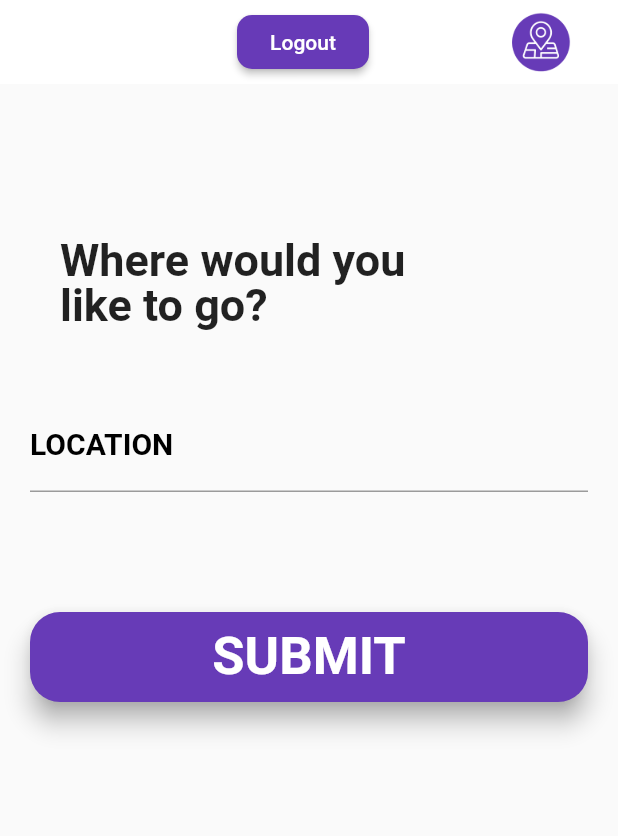
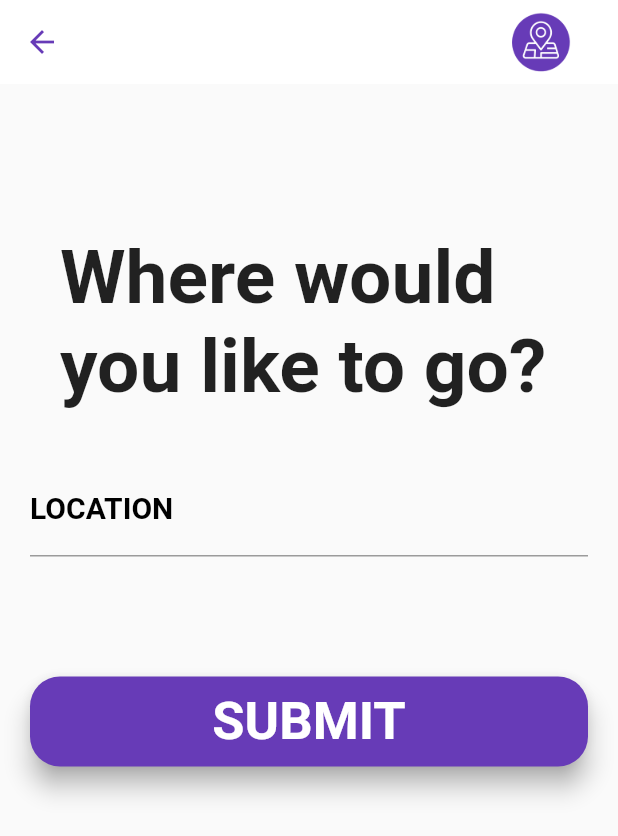
Before and after one commit to veronicakate/f_e_access_the_city, a Flutter app: the UserDashboard screen opened directly, on a phone screen of 412 x 824 dp. Shown: the top 836 px of the screen. Run offline on Flutter 3.47's test engine with Material 2 defaults, Android fonts, the phone set to English and light mode, and no system bars; Roboto replaces fonts that are missing (Montserrat).

Commit message:
change busines page layout

```diff
--- a/access_the_city/lib/pages/users/select_location.dart
+++ b/access_the_city/lib/pages/users/select_location.dart
@@ -19,28 +19,12 @@ class _UserDashboardState extends State<UserDashboard> {
     return Scaffold(
       resizeToAvoidBottomPadding: false,
       appBar: AppBar(
-        automaticallyImplyLeading: false,
         backgroundColor: Colors.white,
         elevation: 0.0,
         title: Row(
             crossAxisAlignment: CrossAxisAlignment.center,
             mainAxisAlignment: MainAxisAlignment.end,
             children: [
-              Container(
-                  margin: EdgeInsets.only(right: 80),
-                  child: RaisedButton(
-                    shape: new RoundedRectangleBorder(
-                        borderRadius: new BorderRadius.circular(10.0)),
-                    child: Text('Logout'),
-                    textColor: Colors.white,
-                    color: Colors.deepPurple,
-                    onPressed: () {
-                      var route = new MaterialPageRoute(
-                        builder: (BuildContext context) => new UserLanding(),
-                      );
-                      Navigator.of(context).push(route);
-                    },
-                  )),
               Image.asset("images/logo.png", width: 70.0, height: 40.0),
             ]),
         iconTheme: IconThemeData(color: hexToColor('#673BB7')),
@@ -55,15 +39,8 @@ class _UserDashboardState extends State<UserDashboard> {
               Container(
                 padding: EdgeInsets.fromLTRB(40.0, 100.0, 0.0, 0.0),
                 child: Text(
-                  'Where would you',
-                  style: TextStyle(fontSize: 30.0, fontWeight: FontWeight.bold),
-                ),
-              ),
-              Container(
-                padding: EdgeInsets.fromLTRB(40.0, 130.0, 0.0, 0.0),
-                child: Text(
-                  'like to go?',
-                  style: TextStyle(fontSize: 30.0, fontWeight: FontWeight.bold),
+                  'Where would you like to go?',
+                  style: TextStyle(fontSize: 50.0, fontWeight: FontWeight.bold),
                 ),
               ),
               Container(
```
Also changed, not shown: access_the_city/lib/pages/users/single_business.dart (+8 -8 lines).
